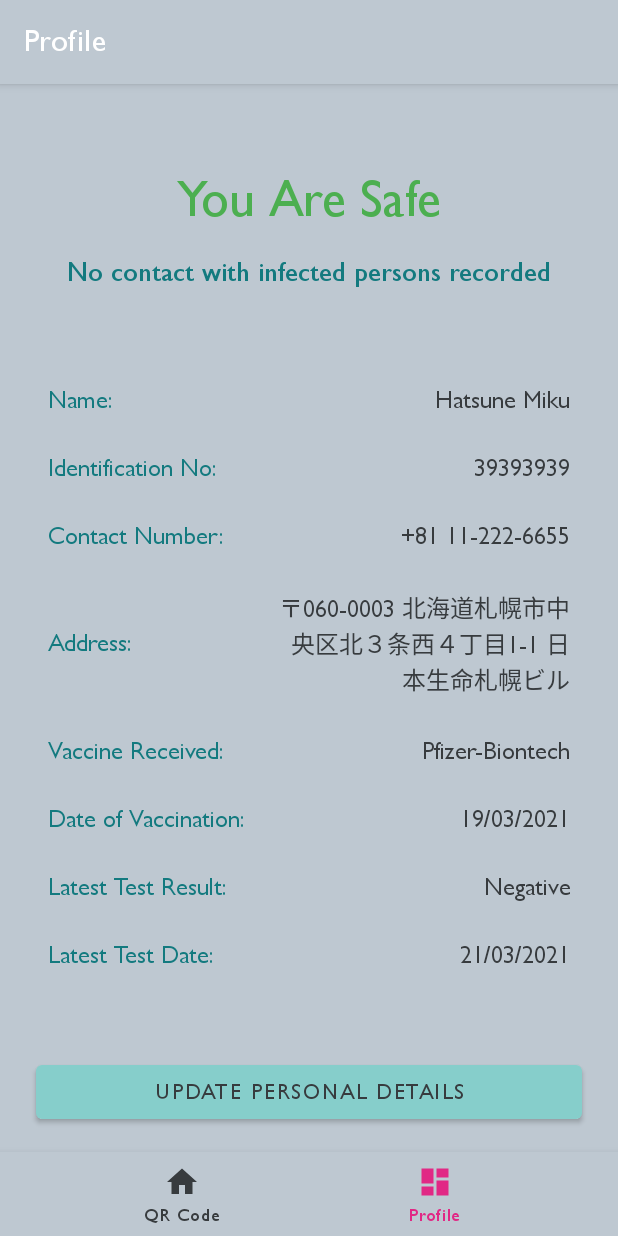
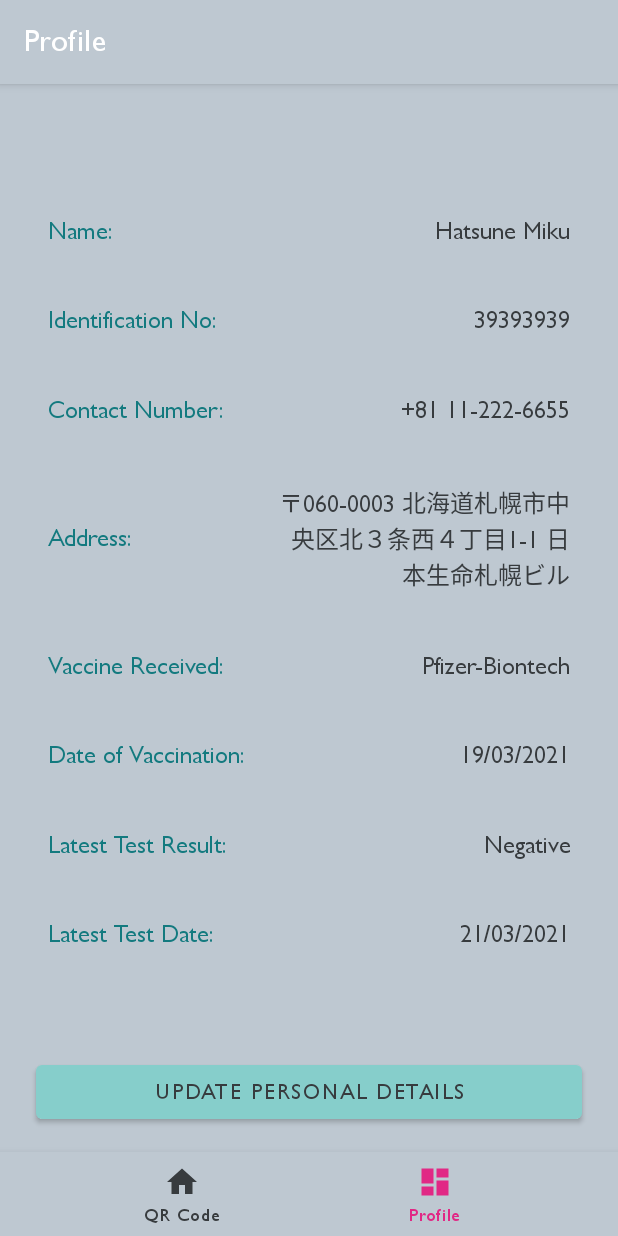
Before and after one commit to road-pig/Covid-Green-Pass, an Android app: the ProfileFragment screen opened through its navigation route, on a phone screen of 412 x 824 dp. Run offline under Robolectric (Android 15) with nearby library versions, the phone set to English and light mode, and no system bars; our stand-ins replace navigation-ui; libraries missing offline, so code that uses them is left out: io.michaelrocks.libphonenumber; 9 statements that could not run were skipped.

Commit message:
profile screen now shows actual info

```diff
--- a/app/src/main/java/com/example/covidgreenpass/EditDetailsFragment.java
+++ b/app/src/main/java/com/example/covidgreenpass/ui/profile/EditDetailsFragment.java
@@ -1,4 +1,4 @@
-package com.example.covidgreenpass;
+package com.example.covidgreenpass.ui.profile;
 
 import android.os.Bundle;
 
@@ -7,6 +7,8 @@ import androidx.fragment.app.Fragment;
 import android.view.LayoutInflater;
 import android.view.View;
 import android.view.ViewGroup;
+
+import com.example.covidgreenpass.R;
 
 /**
  * A simple {@link Fragment} subclass.
--- a/app/src/main/java/com/example/covidgreenpass/ui/profile/NotificationsViewModel.java
+++ /dev/null
@@ -1,19 +0,0 @@
-package com.example.covidgreenpass.ui.profile;
-
-import androidx.lifecycle.LiveData;
-import androidx.lifecycle.MutableLiveData;
-import androidx.lifecycle.ViewModel;
-
-public class NotificationsViewModel extends ViewModel {
-
-    private MutableLiveData<String> mText;
-
-    public NotificationsViewModel() {
-        mText = new MutableLiveData<>();
-        mText.setValue("This is notifications fragment");
-    }
-
-    public LiveData<String> getText() {
-        return mText;
-    }
-}
--- a/app/src/main/java/com/example/covidgreenpass/ui/profile/ProfileFragment.java
+++ b/app/src/main/java/com/example/covidgreenpass/ui/profile/ProfileFragment.java
@@ -16,18 +16,34 @@ import androidx.navigation.Navigation;
 import androidx.navigation.fragment.NavHostFragment;
 
 import com.example.covidgreenpass.R;
+import com.example.covidgreenpass.model.User.Users;
 
 public class ProfileFragment extends Fragment {
 
-    private NotificationsViewModel notificationsViewModel;
-    private Button updateDetailsButton;
 
     public View onCreateView(@NonNull LayoutInflater inflater,
                              ViewGroup container, Bundle savedInstanceState) {
-        notificationsViewModel =
-                new ViewModelProvider(this).get(NotificationsViewModel.class);
         View root = inflater.inflate(R.layout.fragment_profile, container, false);
-        updateDetailsButton = root.findViewById(R.id.profileUpdate);
+
+        Button updateDetailsButton = root.findViewById(R.id.profileUpdate);
+        TextView profileName = root.findViewById(R.id.profileName);
+        TextView profileID = root.findViewById(R.id.profileID);
+        TextView profileVaccineName = root.findViewById(R.id.profileVaccineName);
+        TextView profileVaccinationDate = root.findViewById(R.id.profileVaccinationDate);
+        TextView profileTestResult = root.findViewById(R.id.profileTestResult);
+        TextView profileTestDate = root.findViewById(R.id.profileTestDate);
+        TextView profileContactNumber = root.findViewById(R.id.profileContactNumber);
+        TextView profileAddress = root.findViewById(R.id.addressTextView);
+
+        profileName.setText(Users.loggedInUser.getName());
+        profileVaccineName.setText(Users.loggedInUser.getVaccine());
+        profileID.setText(Users.loggedInUser.getID());
+        profileVaccinationDate.setText(Users.loggedInUser.getVaccineDate());
+        profileTestResult.setText(Users.loggedInUser.getTestResult());
+        profileTestDate.setText(Users.loggedInUser.getTestDate());
+        profileAddress.setText(Users.loggedInUser.getAddress());
+        profileContactNumber.setText(Users.loggedInUser.getContactNo());
+
         updateDetailsButton.setOnClickListener(view -> {
             NavHostFragment.findNavController(this).navigate(R.id.action_navigation_profile_to_editDetailsFragment);
         });
--- a/app/src/main/res/layout/fragment_edit_details.xml
+++ b/app/src/main/res/layout/fragment_edit_details.xml
@@ -5,7 +5,7 @@
     android:id="@+id/frameLayout"
     android:layout_width="match_parent"
     android:layout_height="match_parent"
-    tools:context=".EditDetailsFragment">
+    tools:context=".ui.profile.EditDetailsFragment">
 
     <TextView
         android:id="@+id/editcontactno"
--- a/app/src/main/res/layout/fragment_profile.xml
+++ b/app/src/main/res/layout/fragment_profile.xml
@@ -10,39 +10,15 @@
         android:id="@+id/profileName"
         android:layout_width="200dp"
         android:layout_height="wrap_content"
-        android:layout_marginTop="64dp"
+        android:layout_marginTop="32dp"
         android:gravity="right"
         android:text="Hatsune Miku"
         android:textAlignment="gravity"
         android:textAppearance="@style/GreyBody"
         app:layout_constraintBottom_toTopOf="@+id/profileID"
         app:layout_constraintEnd_toEndOf="@+id/profileID"
-        app:layout_constraintTop_toBottomOf="@+id/status2TextView"
+        app:layout_constraintTop_toTopOf="parent"
         app:layout_constraintVertical_chainStyle="spread_inside" />
-
-    <TextView
-        android:id="@+id/statusTextView"
-        android:layout_width="wrap_content"
-        android:layout_height="wrap_content"
-        android:text="You Are Safe"
-        android:textAppearance="@style/TextAppearance.AppCompat.Display1"
-        android:textColor="#4CAF50"
-        app:layout_constraintEnd_toEndOf="parent"
-        app:layout_constraintStart_toStartOf="parent"
-        app:layout_constraintTop_toTopOf="parent" />
-
-    <TextView
-        android:id="@+id/status2TextView"
-        android:layout_width="wrap_content"
-        android:layout_height="wrap_content"
-        android:layout_marginTop="16dp"
-        android:text="No contact with infected persons recorded"
-        android:textAppearance="@style/MediumText"
-        android:textColor="@color/dark_turquoise"
-        android:textSize="18sp"
-        app:layout_constraintEnd_toEndOf="parent"
-        app:layout_constraintStart_toStartOf="parent"
-        app:layout_constraintTop_toBottomOf="@+id/statusTextView" />
 
     <TextView
         android:id="@+id/name"
--- a/app/src/main/res/navigation/mobile_navigation.xml
+++ b/app/src/main/res/navigation/mobile_navigation.xml
@@ -24,7 +24,7 @@
     </fragment>
     <fragment
         android:id="@+id/editDetailsFragment"
-        android:name="com.example.covidgreenpass.EditDetailsFragment"
+        android:name="com.example.covidgreenpass.ui.profile.EditDetailsFragment"
         android:label="Update Profile"
         tools:layout="@layout/fragment_edit_details" >
         <action
```
